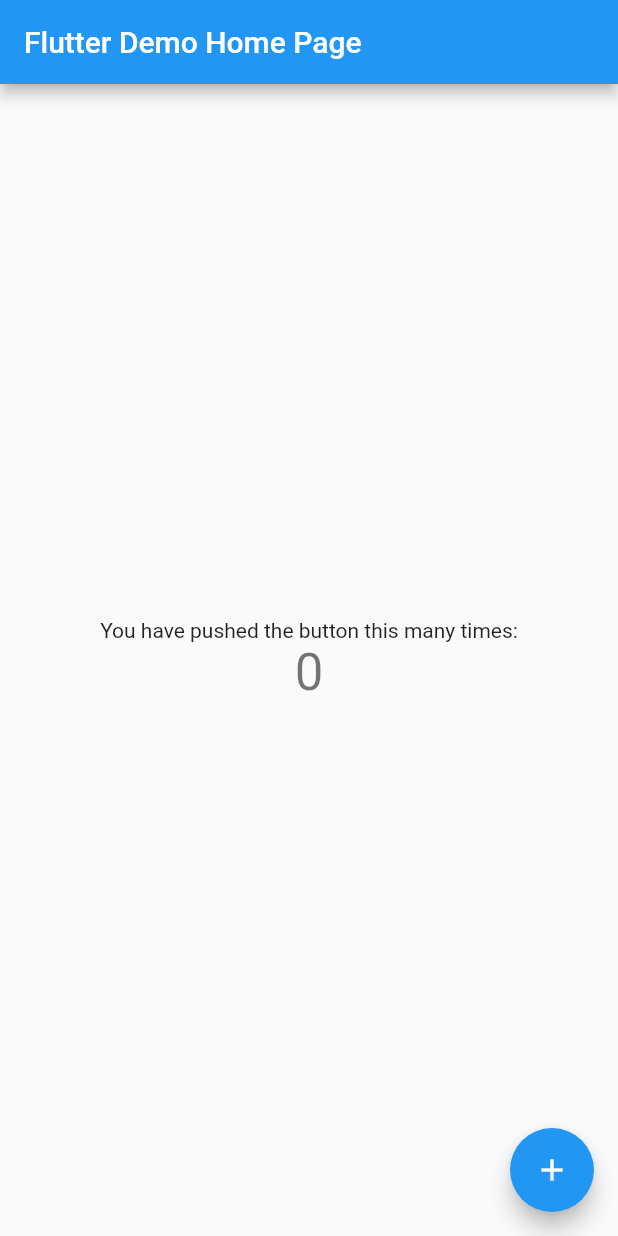
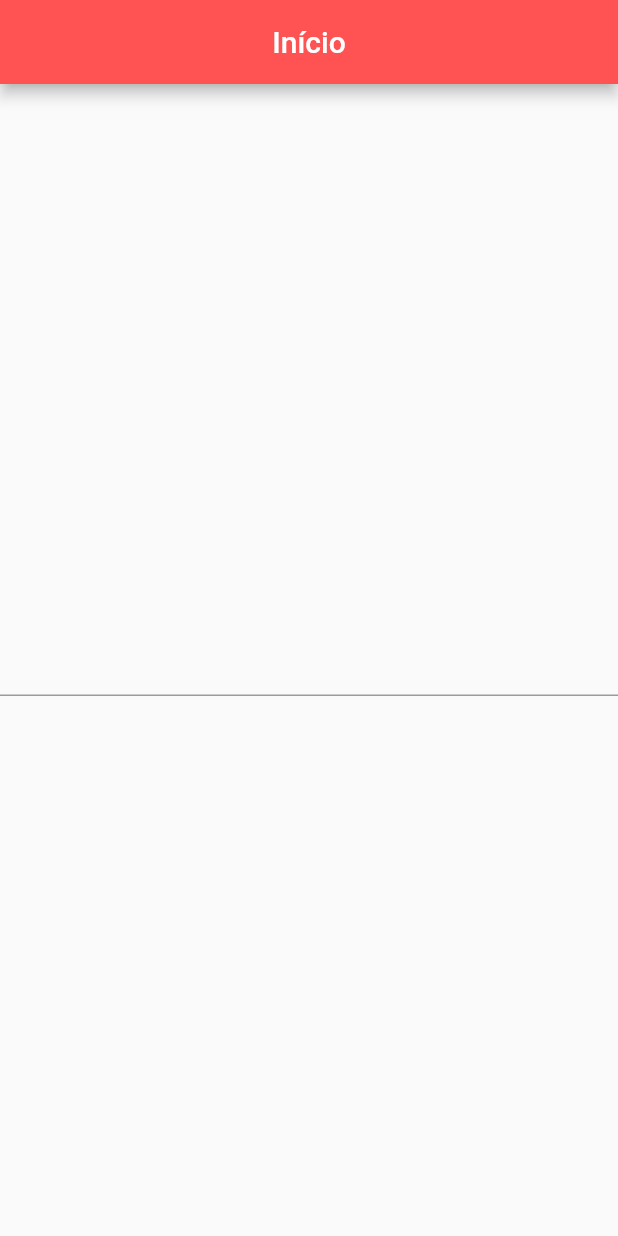
Before and after one commit to CarlosOliveiraa/firstProject, a Flutter app: the screen it shows after launch, on a phone screen of 412 x 824 dp. Run offline on Flutter 3.47's test engine with Material 2 defaults, Android fonts, the phone set to English and light mode, and no system bars.

Commit message:
First Change

```diff
--- /dev/null
+++ b/lib/home_screen.dart
@@ -0,0 +1,21 @@
+import 'package:flutter/material.dart';
+
+class HomeScreen extends StatelessWidget {
+  const HomeScreen
+({ Key? key }) : super(key: key);
+
+  @override
+  Widget build(BuildContext context) {
+    return Scaffold(
+      appBar: AppBar(
+        centerTitle: true,
+        title: const Text("Início"),
+        backgroundColor: Colors.redAccent,
+      ),
+      body: const Center(
+        child: TextField(
+        ),
+      ),
+    );
+  }
+}
--- a/lib/main.dart
+++ b/lib/main.dart
@@ -1,4 +1,5 @@
 import 'package:flutter/material.dart';
+import 'package:primeiro_projeto/home_screen.dart';
 
 void main() {
   runApp(const MyApp());
@@ -7,109 +8,14 @@ void main() {
 class MyApp extends StatelessWidget {
   const MyApp({Key? key}) : super(key: key);
 
-  // This widget is the root of your application.
   @override
   Widget build(BuildContext context) {
     return MaterialApp(
       title: 'Flutter Demo',
       theme: ThemeData(
-        // This is the theme of your application.
-        //
-        // Try running your application with "flutter run". You'll see the
-        // application has a blue toolbar. Then, without quitting the app, try
-        // changing the primarySwatch below to Colors.green and then invoke
-        // "hot reload" (press "r" in the console where you ran "flutter run",
-        // or simply save your changes to "hot reload" in a Flutter IDE).
-        // Notice that the counter didn't reset back to zero; the application
-        // is not restarted.
         primarySwatch: Colors.blue,
       ),
-      home: const MyHomePage(title: 'Flutter Demo Home Page'),
+      home: const HomeScreen()
     );
   }
 }
-
-class MyHomePage extends StatefulWidget {
-  const MyHomePage({Key? key, required this.title}) : super(key: key);
-
-  // This widget is the home page of your application. It is stateful, meaning
-  // that it has a State object (defined below) that contains fields that affect
-  // how it looks.
-
-  // This class is the configuration for the state. It holds the values (in this
-  // case the title) provided by the parent (in this case the App widget) and
-  // used by the build method of the State. Fields in a Widget subclass are
-  // always marked "final".
-
-  final String title;
-
-  @override
-  State<MyHomePage> createState() => _MyHomePageState();
-}
-
-class _MyHomePageState extends State<MyHomePage> {
-  int _counter = 0;
-
-  void _incrementCounter() {
-    setState(() {
-      // This call to setState tells the Flutter framework that something has
-      // changed in this State, which causes it to rerun the build method below
-      // so that the display can reflect the updated values. If we changed
-      // _counter without calling setState(), then the build method would not be
-      // called again, and so nothing would appear to happen.
-      _counter++;
-    });
-  }
-
-  @override
-  Widget build(BuildContext context) {
-    // This method is rerun every time setState is called, for instance as done
-    // by the _incrementCounter method above.
-    //
-    // The Flutter framework has been optimized to make rerunning build methods
-    // fast, so that you can just rebuild anything that needs updating rather
-    // than having to individually change instances of widgets.
-    return Scaffold(
-      appBar: AppBar(
-        // Here we take the value from the MyHomePage object that was created by
-        // the App.build method, and use it to set our appbar title.
-        title: Text(widget.title),
-      ),
-      body: Center(
-        // Center is a layout widget. It takes a single child and positions it
-        // in the middle of the parent.
-        child: Column(
-          // Column is also a layout widget. It takes a list of children and
-          // arranges them vertically. By default, it sizes itself to fit its
-          // children horizontally, and tries to be as tall as its parent.
-          //
-          // Invoke "debug painting" (press "p" in the console, choose the
-          // "Toggle Debug Paint" action from the Flutter Inspector in Android
-          // Studio, or the "Toggle Debug Paint" command in Visual Studio Code)
-          // to see the wireframe for each widget.
-          //
-          // Column has various properties to control how it sizes itself and
-          // how it positions its children. Here we use mainAxisAlignment to
-          // center the children vertically; the main axis here is the vertical
-          // axis because Columns are vertical (the cross axis would be
-          // horizontal).
-          mainAxisAlignment: MainAxisAlignment.center,
-          children: <Widget>[
-            const Text(
-              'You have pushed the button this many times:',
-            ),
-            Text(
-              '$_counter',
-              style: Theme.of(context).textTheme.headline4,
-            ),
-          ],
-        ),
-      ),
-      floatingActionButton: FloatingActionButton(
-        onPressed: _incrementCounter,
-        tooltip: 'Increment',
-        child: const Icon(Icons.add),
-      ), // This trailing comma makes auto-formatting nicer for build methods.
-    );
-  }
-}
```
